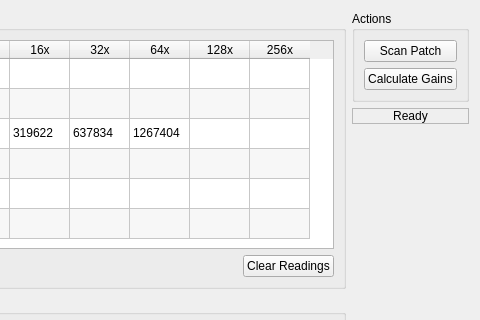
First picture: the form in src/gainfiltercalibrationdialog.ui, repository dektronics/densitometer-desktop, before the edit; both pictures show x 361 to 841 and y 0 to 320 of the 841 by 611 pixel window.
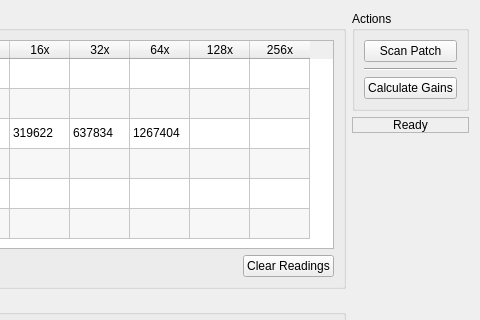
Second picture: the form after the edit. Icons and pictures are not drawn.

The edit to the form file:
```diff
--- a/src/gainfiltercalibrationdialog.ui
+++ b/src/gainfiltercalibrationdialog.ui
@@ -307,6 +307,13 @@
           </property>
          </widget>
         </item>
+        <item>
+         <widget class="Line" name="line">
+          <property name="orientation">
+           <enum>Qt::Orientation::Horizontal</enum>
+          </property>
+         </widget>
+        </item>
         <item>
          <widget class="QPushButton" name="calcPushButton">
           <property name="text">
```
Left out of the diff: 3 changed lines with no effect on the pictures.
